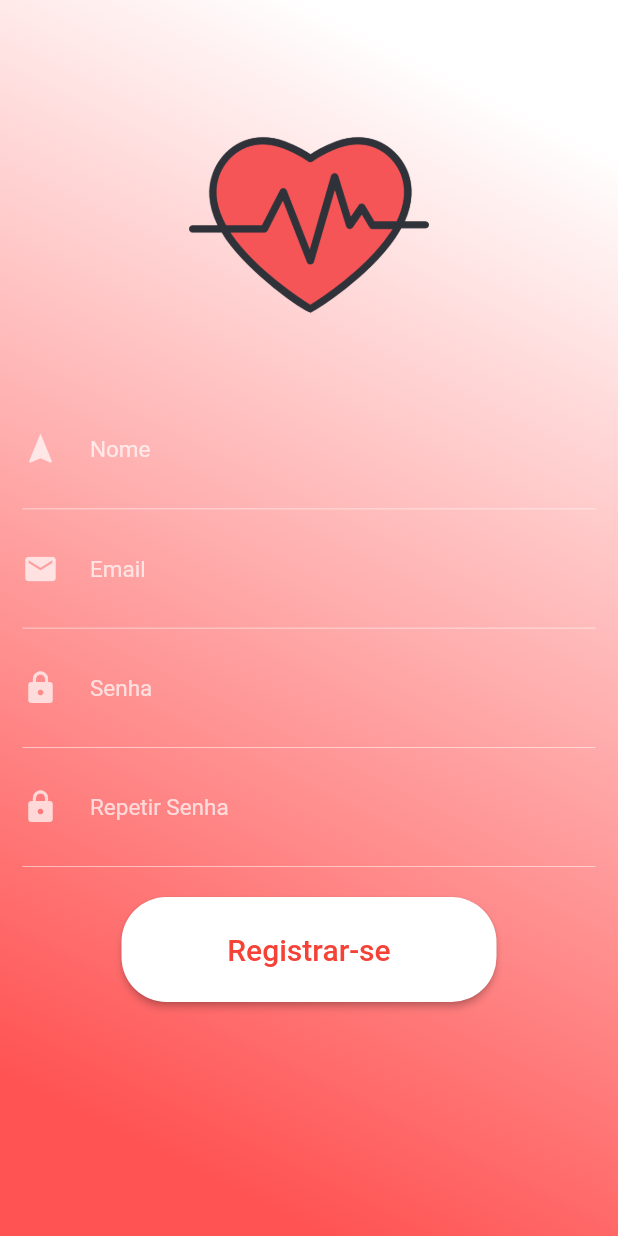
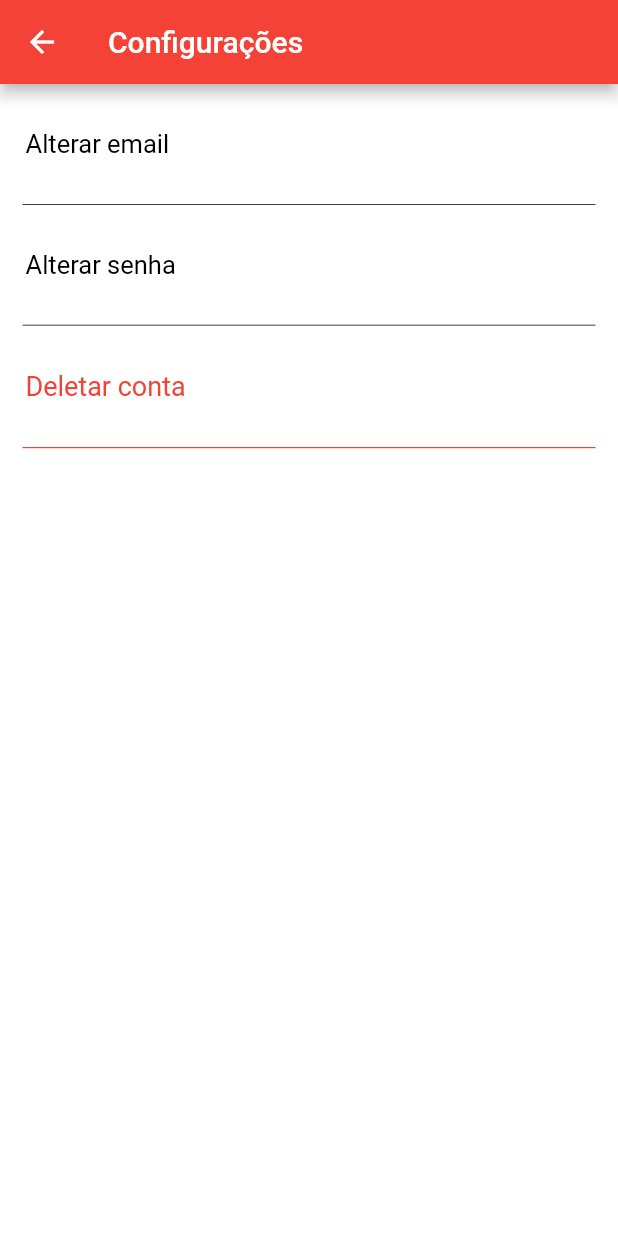
Before and after one commit to Heartbeat-UFRPE/Front-End, a Flutter app: the screen it shows after launch, on a phone screen of 412 x 824 dp. Run offline on Flutter 3.47's test engine with Material 2 defaults, Android fonts, the phone set to English and light mode, and no system bars; our stand-ins replace flare_flutter.

Commit message:
Configuration screen

```diff
--- /dev/null
+++ b/lib/screens/Configuration.dart
@@ -0,0 +1,278 @@
+import 'package:flutter/material.dart';
+import 'dart:ui';
+
+class Configuration extends StatefulWidget {
+  @override
+  _ConfigurationState createState() => _ConfigurationState();
+}
+showAlertDialogDelete(BuildContext context) {
+  Widget naoButton = FlatButton(
+    child: Text("Não"),
+    onPressed:  () {Navigator.of(context).pop();},
+  );
+  Widget simButton = FlatButton(
+    child: Text("Sim"),
+    color: Colors.red,
+    onPressed:  () {},
+  );
+  AlertDialog alert = AlertDialog(
+    title: Text("Deletar a conta"),
+    content: Text("Você tem certeza?"),
+    actions: [
+      naoButton,
+      simButton,
+    ],
+    elevation: 24.0,
+  );
+
+  // show the dialog
+  showDialog(
+    context: context,
+    builder: (BuildContext context) {
+      return alert;
+    },
+  );
+}
+class _ConfigurationState extends State<Configuration> {
+  @override
+  Widget build(BuildContext context) {
+    return Scaffold(
+      appBar: AppBar(
+        backgroundColor: Colors.red,
+        leading: Builder(
+          builder: (BuildContext context) {
+            return IconButton(
+              icon: const Icon(Icons.arrow_back),
+              onPressed: () { Scaffold.of(context).openDrawer(); },
+              tooltip: MaterialLocalizations.of(context).openAppDrawerTooltip,
+            );
+          },
+        ),
+        title: Text("Configurações"),
+      ),
+      body: Container(
+        decoration: BoxDecoration(
+          color: Colors.white,
+            ),
+        child: ListView(
+          padding: EdgeInsets.zero,
+          children: <Widget>[
+            Stack(
+              children: <Widget>[
+                Column(
+                  children: <Widget>[
+
+                    Container(
+                      margin: EdgeInsets.symmetric(horizontal: 15),
+                      child: Form(
+                        child: Column(
+                          children: <Widget>[
+                            GestureDetector(
+                              onTap: (){showAlertDialogAlterEmail(context);},
+                              child: Container(
+                                decoration: BoxDecoration(
+                                    border: Border(
+                                        bottom: BorderSide(
+                                            color: Colors.black,
+                                            width: 0.5
+                                        )
+                                    )
+                                ),
+                                child: TextFormField(
+                                  enabled: false,
+                                  obscureText: false,
+                                  style: TextStyle(
+                                      color: Colors.black
+                                  ),
+                                  decoration: InputDecoration(
+                                      border: InputBorder.none,
+                                      hintText: "Alterar email",
+                                      hintStyle: TextStyle(color: Colors.black,fontSize: 17),
+                                      contentPadding: EdgeInsets.only(
+                                          top: 30,
+                                          bottom: 30,
+                                          right: 30,
+                                          left: 2
+                                      )
+                                  ),
+                                ),
+                              ),
+                            ),
+                            GestureDetector(
+                              onTap: (){showAlertDialogAlterSenha(context);},
+                              child: Container(
+                                decoration: BoxDecoration(
+                                    border: Border(
+                                        bottom: BorderSide(
+                                            color: Colors.black,
+                                            width: 0.5
+                                        )
+                                    )
+                                ),
+                                child: TextFormField(
+                                  enabled: false,
+                                  obscureText: false,
+                                  style: TextStyle(
+                                      color: Colors.black
+                                  ),
+                                  decoration: InputDecoration(
+                                      border: InputBorder.none,
+                                      hintText: "Alterar senha",
+                                      hintStyle: TextStyle(color: Colors.black,fontSize: 17),
+                                      contentPadding: EdgeInsets.only(
+                                          top: 30,
+                                          bottom: 30,
+                                          right: 30,
+                                          left: 2
+                                      )
+                                  ),
+                                ),
+                              ),
+                            ),
+                            GestureDetector(
+                                onTap: (){
+                                  showAlertDialogDelete(context);
+                                },
+                                child: Container(
+                                      decoration: BoxDecoration(
+                                          border: Border(
+                                              bottom: BorderSide(
+                                                  color: Colors.red,
+                                                  width: 0.8
+                                              )
+                                          )
+                                      ),
+                                      child: TextFormField(
+                                        enabled: false,
+                                        obscureText: false,
+                                        style: TextStyle(
+                                            color: Colors.black
+                                        ),
+                                        decoration: InputDecoration(
+                                            border: InputBorder.none,
+                                            hintText: "Deletar conta",
+                                            hintStyle: TextStyle(color: Colors.red,fontSize: 18),
+                                            contentPadding: EdgeInsets.only(
+                                                top: 30,
+                                                bottom: 30,
+                                                right: 30,
+                                                left: 2
+                                            )
+                                        ),
+                                      ),
+                                    ),
+                            )
+                          ],
+                        ),
+                      ),
+                    )
+                  ],
+                )
+              ],
+            )
+          ],
+        ),
+      ),
+    );
+  }
+}
+showAlertDialogAlterEmail(BuildContext context) {
+  Widget novoEmail = TextField(
+      obscureText: false,
+      style: TextStyle(
+          color: Colors.black
+      ),
+      decoration: InputDecoration(
+          icon: Icon(Icons.email,color: Colors.black,),
+          enabledBorder: UnderlineInputBorder(
+            borderSide: BorderSide(color: Colors.red, width: 2.0),
+          ),
+          focusedBorder: UnderlineInputBorder(
+            borderSide: BorderSide(color: Colors.red),
+          ) ,
+          border: UnderlineInputBorder(
+          ),
+          hintText: "Novo Email",
+          hintStyle: TextStyle(color: Colors.black,fontSize: 15),
+          contentPadding: EdgeInsets.only(
+              top: 30,
+              bottom: 30,
+              right: 30,
+              left: 5
+          )
+      ),
+  );
+  Widget naoButton = FlatButton(
+    child: Text("Cancelar"),
+    onPressed:  () {Navigator.of(context).pop();},
+  );
+  Widget simButton = FlatButton(
+    child: Text("Alterar"),
+    onPressed:  () {},
+  );
+  AlertDialog alert = AlertDialog(
+    title: Text("Alterar Email"),
+    content: novoEmail,
+    actions: [
+      naoButton,
+      simButton,
+    ],
+    elevation: 24.0,
+  );
+  showDialog(
+    context: context,
+    builder: (BuildContext context) {
+      return alert;
+    },
+  );
+}
+showAlertDialogAlterSenha(BuildContext context) {
+  Widget novaSenha = TextField(
+    obscureText: false,
+    style: TextStyle(
+        color: Colors.black
+    ),
+    decoration: InputDecoration(
+        icon: Icon(Icons.lock,color: Colors.black,),
+        enabledBorder: UnderlineInputBorder(
+          borderSide: BorderSide(color: Colors.red, width: 2.0),
+        ),
+        focusedBorder: UnderlineInputBorder(
+          borderSide: BorderSide(color: Colors.red),
+        ) ,
+        border: UnderlineInputBorder(
+        ),
+        hintText: "Nova Senha",
+        hintStyle: TextStyle(color: Colors.black,fontSize: 15),
+        contentPadding: EdgeInsets.only(
+            top: 30,
+            bottom: 30,
+            right: 30,
+            left: 5
+        )
+    ),
+  );
+  Widget naoButton = FlatButton(
+    child: Text("Cancelar"),
+    onPressed:  () {Navigator.of(context).pop();},
+  );
+  Widget simButton = FlatButton(
+    child: Text("Alterar"),
+    onPressed:  () {},
+  );
+  AlertDialog alert = AlertDialog(
+    title: Text("Alterar Senha"),
+    content: novaSenha,
+    actions: [
+      naoButton,
+      simButton,
+    ],
+    elevation: 24.0,
+  );
+  showDialog(
+    context: context,
+    builder: (BuildContext context) {
+      return alert;
+    },
+  );
+}
--- a/lib/screens/splash_screen.dart
+++ b/lib/screens/splash_screen.dart
@@ -1,6 +1,6 @@
 import 'package:flutter/material.dart';
 import 'package:heartbeat/screens/login.dart';
-import 'package:heartbeat/screens/Register.dart';
+import 'package:heartbeat/screens/Configuration.dart';
 import 'package:flare_flutter/flare_actor.dart';
 
 class Splash extends StatefulWidget {
@@ -27,9 +27,9 @@ class _SplashState extends State<Splash> {
   @override
   void initState() {
     super.initState();
-    Future.delayed(Duration(seconds: 6)).then((value) => {
+    Future.delayed(Duration(seconds: 3)).then((value) => {
       Navigator.of(context).pushReplacement(
-          MaterialPageRoute(builder: (context)=>Register()
+          MaterialPageRoute(builder: (context)=>Configuration()
       ))
     });
   }
```
